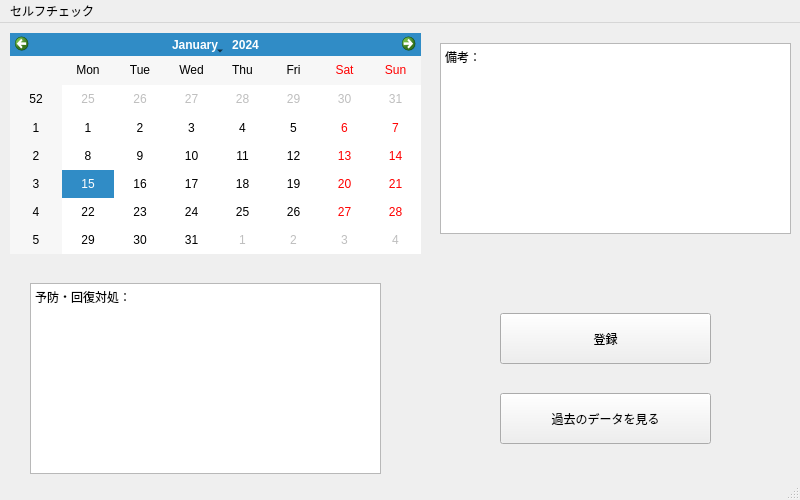
mogise/selfcare, file topWindow.ui: the form before one commit.
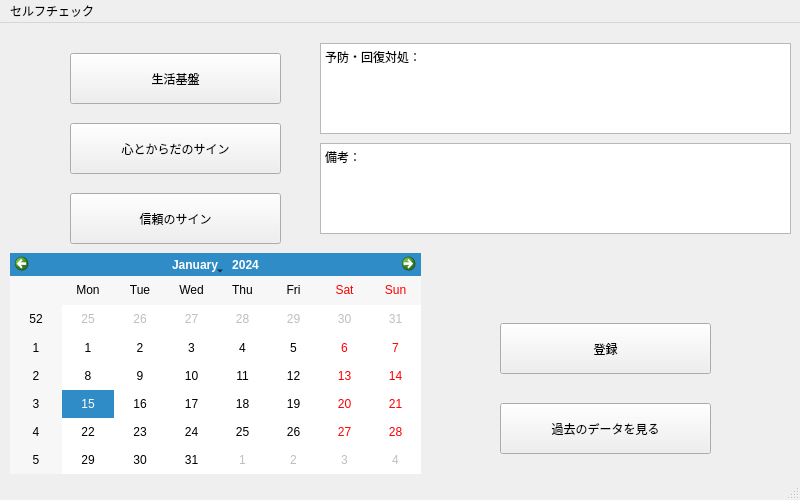
The form after the commit.

Diff of the .ui file:
```diff
--- a/topWindow.ui
+++ b/topWindow.ui
@@ -18,7 +18,7 @@
     <property name="geometry">
      <rect>
       <x>10</x>
-      <y>10</y>
+      <y>230</y>
       <width>411</width>
       <height>221</height>
      </rect>
@@ -27,10 +27,10 @@
    <widget class="QPlainTextEdit" name="plainTextEdit">
     <property name="geometry">
      <rect>
-      <x>30</x>
-      <y>260</y>
-      <width>351</width>
-      <height>191</height>
+      <x>320</x>
+      <y>20</y>
+      <width>471</width>
+      <height>91</height>
      </rect>
     </property>
     <property name="plainText">
@@ -40,10 +40,10 @@
    <widget class="QPlainTextEdit" name="plainTextEdit_2">
     <property name="geometry">
      <rect>
-      <x>440</x>
-      <y>20</y>
-      <width>351</width>
-      <height>191</height>
+      <x>320</x>
+      <y>120</y>
+      <width>471</width>
+      <height>91</height>
      </rect>
     </property>
     <property name="plainText">
@@ -54,7 +54,7 @@
     <property name="geometry">
      <rect>
       <x>500</x>
-      <y>370</y>
+      <y>380</y>
       <width>211</width>
       <height>51</height>
      </rect>
@@ -67,7 +67,7 @@
     <property name="geometry">
      <rect>
       <x>500</x>
-      <y>290</y>
+      <y>300</y>
       <width>211</width>
       <height>51</height>
      </rect>
@@ -76,6 +76,45 @@
      <string>登録</string>
     </property>
    </widget>
+   <widget class="QPushButton" name="pushButton_7">
+    <property name="geometry">
+     <rect>
+      <x>70</x>
+      <y>170</y>
+      <width>211</width>
+      <height>51</height>
+     </rect>
+    </property>
+    <property name="text">
+     <string>信頼のサイン</string>
+    </property>
+   </widget>
+   <widget class="QPushButton" name="pushButton_8">
+    <property name="geometry">
+     <rect>
+      <x>70</x>
+      <y>100</y>
+      <width>211</width>
+      <height>51</height>
+     </rect>
+    </property>
+    <property name="text">
+     <string>心とからだのサイン</string>
+    </property>
+   </widget>
+   <widget class="QPushButton" name="pushButton_9">
+    <property name="geometry">
+     <rect>
+      <x>70</x>
+      <y>30</y>
+      <width>211</width>
+      <height>51</height>
+     </rect>
+    </property>
+    <property name="text">
+     <string>生活基盤</string>
+    </property>
+   </widget>
   </widget>
   <widget class="QMenuBar" name="menubar">
    <property name="geometry">
```
